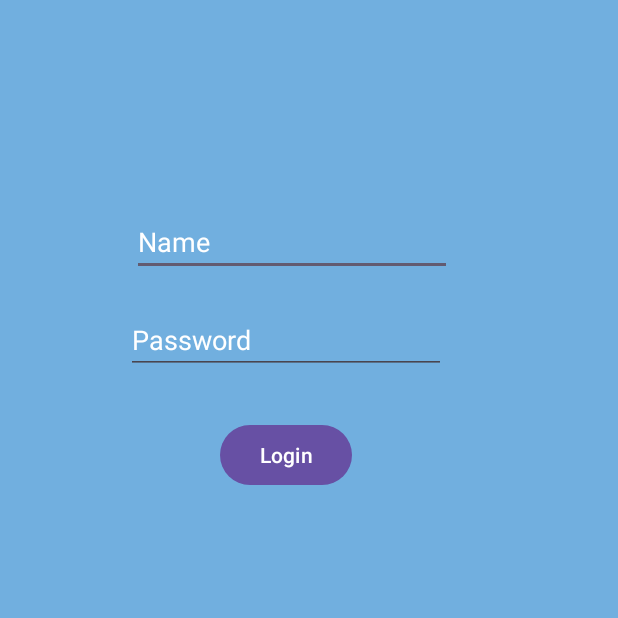
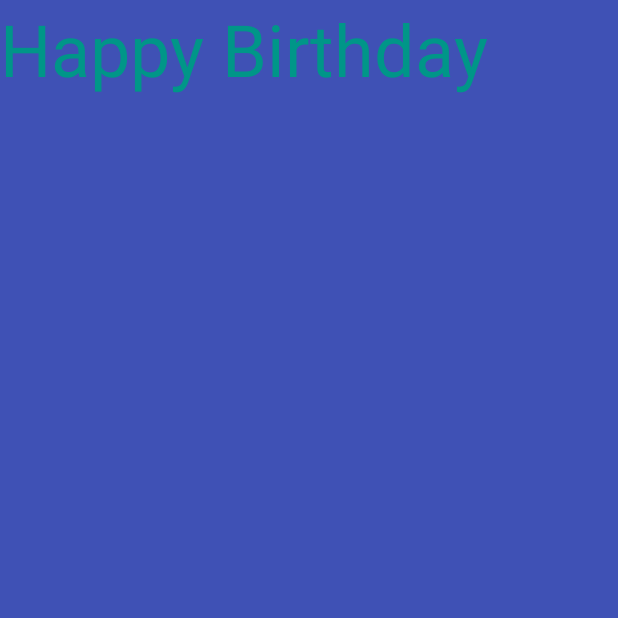
Before and after one commit to Sundhar-K-A/AndroidApp, an Android app: the screen it shows after launch (MainActivity), on a phone screen of 412 x 824 dp, the top half of it. Run offline under Robolectric (Android 15) with nearby library versions, the phone set to English and light mode, and no system bars.

Commit message:
Colors and sp

```diff
--- a/app/src/main/res/layout/activity_main.xml
+++ b/app/src/main/res/layout/activity_main.xml
@@ -3,44 +3,18 @@
     xmlns:app="http://schemas.android.com/apk/res-auto"
     xmlns:tools="http://schemas.android.com/tools"
     android:id="@+id/main"
-    android:background="#71AFDF"
+    android:background="@color/customBlue"
     android:layout_width="match_parent"
     android:layout_height="match_parent"
     tools:context=".MainActivity">
 
-    <EditText
-        android:id="@+id/editTextText"
+    <TextView
+        android:id="@+id/textView"
         android:layout_width="wrap_content"
         android:layout_height="wrap_content"
-        android:layout_marginStart="4dp"
-        android:layout_marginBottom="20dp"
-        android:ems="10"
-        android:hint="Name"
-        android:inputType="text"
-        android:textColorHint="#FFFFFF"
-        app:layout_constraintBottom_toTopOf="@+id/editTextNumberPassword"
-        app:layout_constraintStart_toStartOf="@+id/editTextNumberPassword" />
-
-    <EditText
-        android:id="@+id/editTextNumberPassword"
-        android:layout_width="wrap_content"
-        android:layout_height="wrap_content"
-        android:layout_marginStart="84dp"
-        android:layout_marginTop="204dp"
-        android:ems="10"
-        android:hint="Password"
-        android:inputType="numberPassword"
-        android:textColorHint="#FFFFFF"
-        app:layout_constraintStart_toStartOf="parent"
-        app:layout_constraintTop_toTopOf="parent" />
-
-    <Button
-        android:id="@+id/button"
-        android:layout_width="wrap_content"
-        android:layout_height="wrap_content"
-        android:layout_marginTop="30dp"
-        android:text="Login"
-        app:layout_constraintEnd_toEndOf="@+id/editTextNumberPassword"
-        app:layout_constraintStart_toStartOf="@+id/editTextNumberPassword"
-        app:layout_constraintTop_toBottomOf="@+id/editTextNumberPassword" />
+        android:text="Happy Birthday"
+        android:textColor="@color/customGreen"
+        android:textSize="48sp"
+        tools:layout_editor_absoluteX="42dp"
+        tools:layout_editor_absoluteY="297dp" />
 </androidx.constraintlayout.widget.ConstraintLayout>
--- a/app/src/main/res/values/colors.xml
+++ b/app/src/main/res/values/colors.xml
@@ -2,4 +2,6 @@
 <resources>
     <color name="black">#FF000000</color>
     <color name="white">#FFFFFFFF</color>
+    <color name="customGreen">#009688</color>
+    <color name="customBlue">#3F51B5</color>
 </resources>
```
